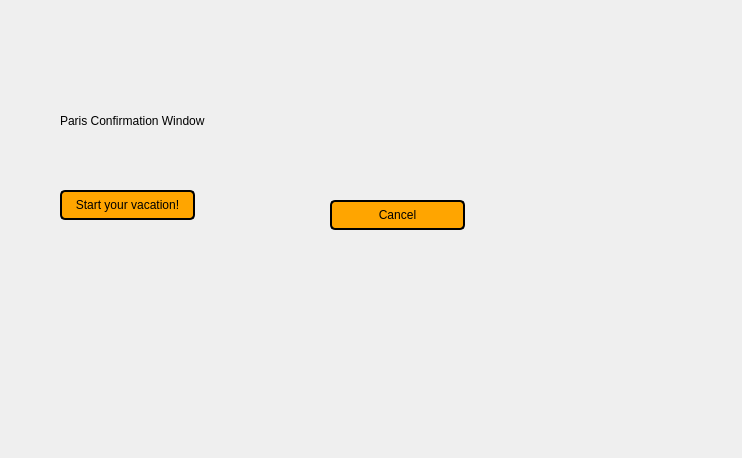
The window that EuropeanVacation/tconfirmparis.ui (brivero0/TeamMagmar) describes before a commit, drawn with Qt 5.
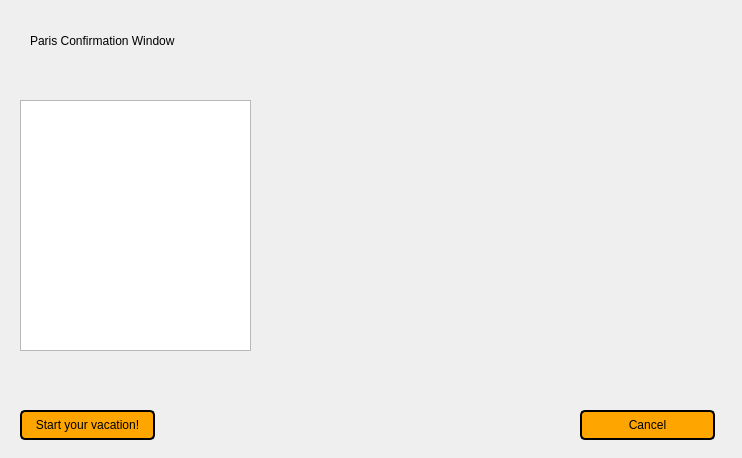
The same window after the commit.

Patch:
```diff
--- a/EuropeanVacation/tconfirmparis.ui
+++ b/EuropeanVacation/tconfirmparis.ui
@@ -16,8 +16,8 @@
   <widget class="QLabel" name="ParisConfirmationLabel">
    <property name="geometry">
     <rect>
-     <x>60</x>
-     <y>80</y>
+     <x>30</x>
+     <y>0</y>
      <width>261</width>
      <height>81</height>
     </rect>
@@ -29,8 +29,8 @@
   <widget class="QPushButton" name="startSimulationBtn1">
    <property name="geometry">
     <rect>
-     <x>60</x>
-     <y>190</y>
+     <x>20</x>
+     <y>410</y>
      <width>135</width>
      <height>30</height>
     </rect>
@@ -49,8 +49,8 @@
   <widget class="QPushButton" name="cancelButton">
    <property name="geometry">
     <rect>
-     <x>330</x>
-     <y>200</y>
+     <x>580</x>
+     <y>410</y>
      <width>135</width>
      <height>30</height>
     </rect>
@@ -66,6 +66,16 @@
     <string>Cancel</string>
    </property>
   </widget>
+  <widget class="QListWidget" name="cityList">
+   <property name="geometry">
+    <rect>
+     <x>20</x>
+     <y>100</y>
+     <width>231</width>
+     <height>251</height>
+    </rect>
+   </property>
+  </widget>
  </widget>
  <resources/>
  <connections/>
```
